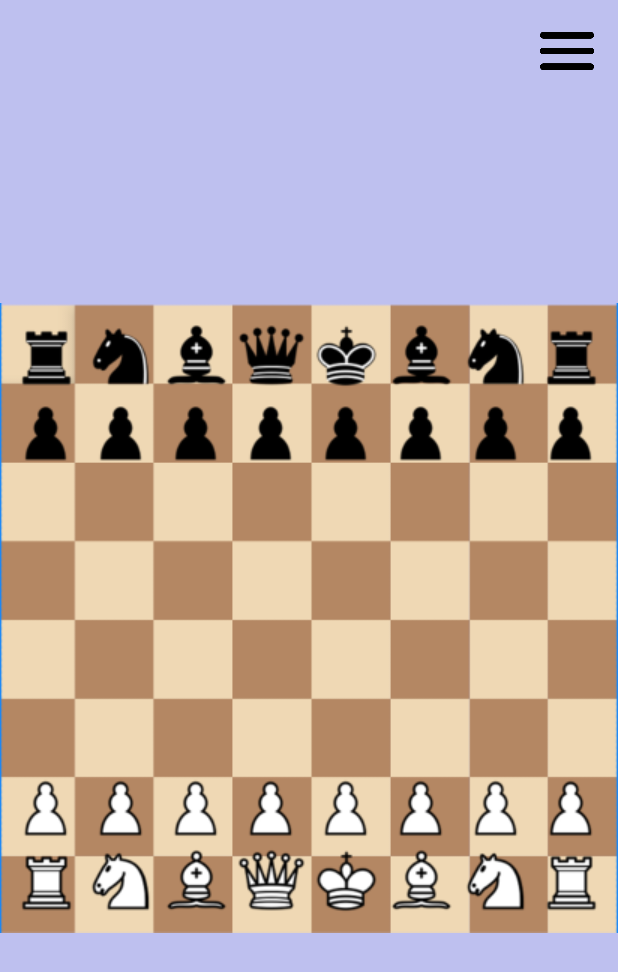
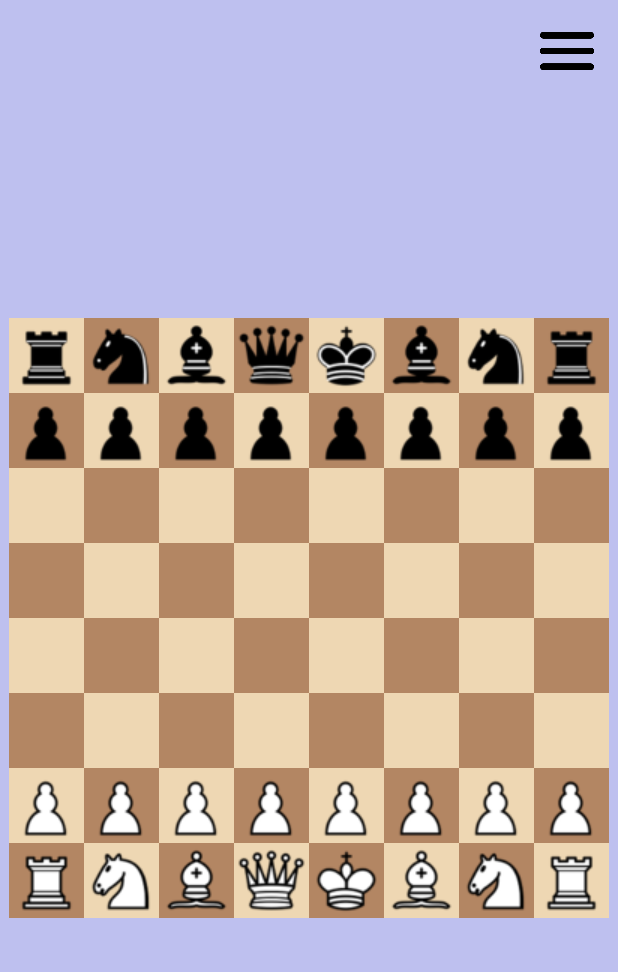
Before and after one commit to itsPiovez/CHESS, an Android app: the layout activity_game.xml on its own in the app's theme, with its tools: preview values and no code run, on a phone screen of 412 x 824 dp. Shown: the top 972 px of the screen. Run offline under Robolectric (Android 15) with nearby library versions, the phone set to English and light mode, and no system bars.

Commit message:
Finita Scacchiera

```diff
--- a/app/src/main/res/layout/activity_game.xml
+++ b/app/src/main/res/layout/activity_game.xml
@@ -7,12 +7,7 @@
     android:layout_height="match_parent"
     android:background="#BEC0EF"
     tools:context=".Game">
-    <ImageView
-        android:id="@+id/imageView6"
-        android:layout_width="match_parent"
-        android:layout_height="match_parent"
-        android:scaleType="fitCenter"
-        app:srcCompat="@drawable/img" />
+
 
     <androidx.gridlayout.widget.GridLayout
         android:id="@+id/gridLayout"
@@ -31,7 +26,8 @@
             android:id="@+id/button_a8"
             android:layout_width="50dp"
             android:layout_height="50dp"
-            android:background="@drawable/br"
+            android:foreground="@drawable/br"
+            android:background="#EED7B3"
             android:insetTop="0dp"
             android:insetBottom="0dp"
             android:minWidth="50dp"
@@ -46,7 +42,8 @@
             android:id="@+id/button_b8"
             android:layout_width="50dp"
             android:layout_height="50dp"
-            android:background="@drawable/bn"
+            android:background="#B38663"
+            android:foreground="@drawable/bn"
             android:insetTop="0dp"
             android:insetBottom="0dp"
             android:minWidth="50dp"
@@ -61,7 +58,8 @@
             android:id="@+id/button_c8"
             android:layout_width="50dp"
             android:layout_height="50dp"
-                android:background="@drawable/bb"
+            android:background="#EED7B3"
+            android:foreground="@drawable/bb"
             android:insetTop="0dp"
             android:insetBottom="0dp"
             android:minWidth="50dp"
@@ -76,7 +74,8 @@
             android:id="@+id/button_d8"
             android:layout_width="50dp"
             android:layout_height="50dp"
-                android:background="@drawable/bq"
+            android:background="#B38663"
+            android:foreground="@drawable/bq"
             android:insetTop="0dp"
             android:insetBottom="0dp"
             android:minWidth="50dp"
@@ -91,7 +90,8 @@
             android:id="@+id/button_e8"
             android:layout_width="50dp"
             android:layout_height="50dp"
-                android:background="@drawable/bk"
+            android:background="#EED7B3"
+            android:foreground="@drawable/bk"
             android:insetTop="0dp"
             android:insetBottom="0dp"
             android:minWidth="50dp"
@@ -106,7 +106,8 @@
             android:id="@+id/button_f8"
             android:layout_width="50dp"
             android:layout_height="50dp"
-                android:background="@drawable/bb"
+            android:foreground="@drawable/bb"
+            android:background="#B38663"
             android:insetTop="0dp"
             android:insetBottom="0dp"
             android:minWidth="50dp"
@@ -121,7 +122,8 @@
             android:id="@+id/button_g8"
             android:layout_width="50dp"
             android:layout_height="50dp"
-                android:background="@drawable/bn"
+                android:foreground="@drawable/bn"
+            android:background="#EED7B3"
             android:insetTop="0dp"
             android:insetBottom="0dp"
             android:minWidth="50dp"
@@ -136,7 +138,8 @@
             android:id="@+id/button_h8"
             android:layout_width="50dp"
             android:layout_height="50dp"
-                android:background="@drawable/br"
+                android:foreground="@drawable/br"
+            android:background="#B38663"
             android:insetTop="0dp"
             android:insetBottom="0dp"
             android:minWidth="50dp"
@@ -152,7 +155,8 @@
             android:id="@+id/button_a7"
             android:layout_width="50dp"
             android:layout_height="50dp"
-                android:background="@drawable/bp"
+            android:foreground="@drawable/bp"
+            android:background="#B38663"
             android:insetTop="0dp"
             android:insetBottom="0dp"
             android:minWidth="50dp"
@@ -167,7 +171,8 @@
             android:id="@+id/button_b7"
             android:layout_width="50dp"
             android:layout_height="50dp"
-            android:background="@drawable/bp"
+            android:foreground="@drawable/bp"
+            android:background="#EED7B3"
             android:insetTop="0dp"
             android:insetBottom="0dp"
             android:minWidth="50dp"
@@ -182,7 +187,8 @@
             android:id="@+id/button_c7"
             android:layout_width="50dp"
             android:layout_height="50dp"
-            android:background="@drawable/bp"
+            android:foreground="@drawable/bp"
+            android:background="#B38663"
             android:insetTop="0dp"
             android:insetBottom="0dp"
             android:minWidth="50dp"
@@ -197,7 +203,8 @@
             android:id="@+id/button_d7"
             android:layout_width="50dp"
             android:layout_height="50dp"
-            android:background="@drawable/bp"
+            android:foreground="@drawable/bp"
+            android:background="#EED7B3"
             android:insetTop="0dp"
             android:insetBottom="0dp"
             android:minWidth="50dp"
@@ -212,7 +219,8 @@
             android:id="@+id/button_e7"
             android:layout_width="50dp"
             android:layout_height="50dp"
-            android:background="@drawable/bp"
+            android:foreground="@drawable/bp"
+            android:background="#B38663"
             android:insetTop="0dp"
             android:insetBottom="0dp"
             android:minWidth="50dp"
@@ -227,7 +235,8 @@
             android:id="@+id/button_f7"
             android:layout_width="50dp"
             android:layout_height="50dp"
-            android:background="@drawable/bp"
+            android:foreground="@drawable/bp"
+            android:background="#EED7B3"
             android:insetTop="0dp"
             android:insetBottom="0dp"
             android:minWidth="50dp"
@@ -242,7 +251,8 @@
             android:id="@+id/button_g7"
             android:layout_width="50dp"
             android:layout_height="50dp"
-            android:background="@drawable/bp"
+            android:foreground="@drawable/bp"
+            android:background="#B38663"
             android:insetTop="0dp"
             android:insetBottom="0dp"
             android:minWidth="50dp"
@@ -257,7 +267,8 @@
             android:id="@+id/button_h7"
             android:layout_width="50dp"
             android:layout_height="50dp"
-            android:background="@drawable/bp"
+            android:foreground="@drawable/bp"
+            android:background="#EED7B3"
             android:insetTop="0dp"
             android:insetBottom="0dp"
             android:minWidth="50dp"
@@ -273,7 +284,7 @@
             android:id="@+id/button_a6"
             android:layout_width="50dp"
             android:layout_height="50dp"
-            android:background="@android:color/transparent"
+            android:background="#EED7B3"
             android:insetTop="0dp"
             android:insetBottom="0dp"
             android:minWidth="50dp"
@@ -288,7 +299,7 @@
             android:id="@+id/button_b6"
             android:layout_width="50dp"
             android:layout_height="50dp"
-            android:background="@android:color/transparent"
+            android:background="#B38663"
             android:insetTop="0dp"
             android:insetBottom="0dp"
             android:minWidth="50dp"
@@ -303,7 +314,7 @@
             android:id="@+id/button_c6"
             android:layout_width="50dp"
             android:layout_height="50dp"
-                android:background="@android:color/transparent"
+            android:background="#EED7B3"
             android:insetTop="0dp"
             android:insetBottom="0dp"
             android:minWidth="50dp"
@@ -318,7 +329,7 @@
             android:id="@+id/button_d6"
             android:layout_width="50dp"
             android:layout_height="50dp"
-                android:background="@android:color/transparent"
+            android:background="#B38663"
             android:insetTop="0dp"
             android:insetBottom="0dp"
             android:minWidth="50dp"
@@ -333,7 +344,7 @@
             android:id="@+id/button_e6"
             android:layout_width="50dp"
             android:layout_height="50dp"
-                android:background="@android:color/transparent"
+            android:background="#EED7B3"
             android:insetTop="0dp"
             android:insetBottom="0dp"
             android:minWidth="50dp"
@@ -348,7 +359,7 @@
             android:id="@+id/button_f6"
             android:layout_width="50dp"
             android:layout_height="50dp"
-                android:background="@android:color/transparent"
+            android:background="#B38663"
             android:insetTop="0dp"
             android:insetBottom="0dp"
             android:minWidth="50dp"
@@ -363,7 +374,7 @@
             android:id="@+id/button_g6"
             android:layout_width="50dp"
             android:layout_height="50dp"
-                android:background="@android:color/transparent"
+            android:background="#EED7B3"
             android:insetTop="0dp"
             android:insetBottom="0dp"
             android:minWidth="50dp"
@@ -378,7 +389,7 @@
             android:id="@+id/button_h6"
             android:layout_width="50dp"
             android:layout_height="50dp"
-                android:background="@android:color/transparent"
+            android:background="#B38663"
             android:insetTop="0dp"
             android:insetBottom="0dp"
             android:minWidth="50dp"
@@ -394,7 +405,8 @@
             android:id="@+id/button_a5"
             android:layout_width="50dp"
             android:layout_height="50dp"
-            android:background="@android:color/transparent"            android:insetTop="0dp"
+            android:background="#B38663"
+            android:insetTop="0dp"
             android:insetBottom="0dp"
             android:minWidth="50dp"
             android:minHeight="50dp"
@@ -408,7 +420,7 @@
             android:id="@+id/button_b5"
             android:layout_width="50dp"
             android:layout_height="50dp"
-                android:background="@android:color/transparent"
+            android:background="#EED7B3"
             android:insetTop="0dp"
             android:insetBottom="0dp"
             android:minWidth="50dp"
@@ -423,7 +435,7 @@
             android:id="@+id/button_c5"
             android:layout_width="50dp"
             android:layout_height="50dp"
-                android:background="@android:color/transparent"
+            android:background="#B38663"
             android:insetTop="0dp"
             android:insetBottom="0dp"
             android:minWidth="50dp"
@@ -438,7 +450,7 @@
             android:id="@+id/button_d5"
             android:layout_width="50dp"
             android:layout_height="50dp"
-                android:background="@android:color/transparent"
+            android:background="#EED7B3"
             android:insetTop="0dp"
             android:insetBottom="0dp"
             android:minWidth="50dp"
@@ -453,7 +465,7 @@
             android:id="@+id/button_e5"
             android:layout_width="50dp"
             android:layout_height="50dp"
-                android:background="@android:color/transparent"
+            android:background="#B38663"
             android:insetTop="0dp"
             android:insetBottom="0dp"
             android:minWidth="50dp"
@@ -468,7 +480,7 @@
             android:id="@+id/button_f5"
             android:layout_width="50dp"
             android:layout_height="50dp"
-                android:background="@android:color/transparent"
+            android:background="#EED7B3"
             android:insetTop="0dp"
             android:insetBottom="0dp"
             android:minWidth="50dp"
@@ -483,7 +495,7 @@
             android:id="@+id/button_g5"
             android:layout_width="50dp"
             android:layout_height="50dp"
-                android:background="@android:color/transparent"
+            android:background="#B38663"
             android:insetTop="0dp"
             android:insetBottom="0dp"
             android:minWidth="50dp"
@@ -498,7 +510,7 @@
             android:id="@+id/button_h5"
             android:layout_width="50dp"
             android:layout_height="50dp"
-                android:background="@android:color/transparent"
+            android:background="#EED7B3"
             android:insetTop="0dp"
             android:insetBottom="0dp"
             android:minWidth="50dp"
@@ -514,7 +526,7 @@
             android:id="@+id/button_a4"
             android:layout_width="50dp"
             android:layout_height="50dp"
-                android:background="@android:color/transparent"
+            android:background="#EED7B3"
             android:insetTop="0dp"
             android:insetBottom="0dp"
             android:minWidth="50dp"
@@ -529,7 +541,7 @@
             android:id="@+id/button_b4"
             android:layout_width="50dp"
             android:layout_height="50dp"
-                android:background="@android:color/transparent"
+            android:background="#B38663"
             android:insetTop="0dp"
             android:insetBottom="0dp"
             android:minWidth="50dp"
@@ -544,7 +556,7 @@
             android:id="@+id/button_c4"
             android:layout_width="50dp"
             android:layout_height="50dp"
-                android:background="@android:color/transparent"
+            android:background="#EED7B3"
             android:insetTop="0dp"
             android:insetBottom="0dp"
             android:minWidth="50dp"
@@ -559,7 +571,7 @@
             android:id="@+id/button_d4"
             android:layout_width="50dp"
             android:layout_height="50dp"
-                android:background="@android:color/transparent"
+            android:background="#B38663"
             android:insetTop="0dp"
             android:insetBottom="0dp"
             android:minWidth="50dp"
@@ -574,7 +586,7 @@
             android:id="@+id/button_e4"
             android:layout_width="50dp"
             android:layout_height="50dp"
-                android:background="@android:color/transparent"
+            android:background="#EED7B3"
             android:insetTop="0dp"
             android:insetBottom="0dp"
             android:minWidth="50dp"
@@ -589,7 +601,7 @@
             android:id="@+id/button_f4"
             android:layout_width="50dp"
             android:layout_height="50dp"
-                android:background="@android:color/transparent"
+            android:background="#B38663"
             android:insetTop="0dp"
             android:insetBottom="0dp"
             android:minWidth="50dp"
@@ -604,7 +616,7 @@
             android:id="@+id/button_g4"
             android:layout_width="50dp"
             android:layout_height="50dp"
-                android:background="@android:color/transparent"
+            android:background="#EED7B3"
             android:insetTop="0dp"
             android:insetBottom="0dp"
             android:minWidth="50dp"
@@ -619,7 +631,7 @@
             android:id="@+id/button_h4"
             android:layout_width="50dp"
             android:layout_height="50dp"
-                android:background="@android:color/transparent"
+            android:background="#B38663"
             android:insetTop="0dp"
             android:insetBottom="0dp"
             android:minWidth="50dp"
@@ -635,7 +647,7 @@
             android:id="@+id/button_a3"
             android:layout_width="50dp"
             android:layout_height="50dp"
-                android:background="@android:color/transparent"
+            android:background="#B38663"
             android:insetTop="0dp"
             android:insetBottom="0dp"
             android:minWidth="50dp"
@@ -650,7 +662,7 @@
             android:id="@+id/button_b3"
             android:layout_width="50dp"
             android:layout_height="50dp"
-                android:background="@android:color/transparent"
+            android:background="#EED7B3"
             android:insetTop="0dp"
             android:insetBottom="0dp"
             android:minWidth="50dp"
@@ -665,7 +677,7 @@
             android:id="@+id/button_c3"
             android:layout_width="50dp"
             android:layout_height="50dp"
-                android:background="@android:color/transparent"
+            android:background="#B38663"
             android:insetTop="0dp"
             android:insetBottom="0dp"
             android:minWidth="50dp"
@@ -680,7 +692,7 @@
             android:id="@+id/button_d3"
             android:layout_width="50dp"
             android:layout_height="50dp"
-            android:background="@android:color/transparent"
+            android:background="#EED7B3"
             android:insetTop="0dp"
             android:insetBottom="0dp"
             android:minWidth="50dp"
@@ -695,7 +707,7 @@
             android:id="@+id/button_e3"
             android:layout_width="50dp"
             android:layout_height="50dp"
-            android:background="@android:color/transparent"
+            android:background="#B38663"
             android:insetTop="0dp"
             android:insetBottom="0dp"
             android:minWidth="50dp"
@@ -712,7 +724,7 @@
             android:id="@+id/button_f3"
             android:layout_width="50dp"
             android:layout_height="50dp"
-            android:background="@android:color/transparent"
+            android:background="#EED7B3"
             android:insetTop="0dp"
             android:insetBottom="0dp"
             android:minWidth="50dp"
@@ -727,7 +739,7 @@
             android:id="@+id/button_g3"
             android:layout_width="50dp"
             android:layout_height="50dp"
-            android:background="@android:color/transparent"
+            android:background="#B38663"
             android:insetTop="0dp"
             android:insetBottom="0dp"
             android:minWidth="50dp"
@@ -742,7 +754,7 @@
             android:id="@+id/button_h3"
             android:layout_width="50dp"
             android:layout_height="50dp"
-            android:background="@android:color/transparent"
+            android:background="#EED7B3"
             android:insetTop="0dp"
             android:insetBottom="0dp"
             android:minWidth="50dp"
@@ -758,7 +770,8 @@
             android:id="@+id/button_a2"
             android:layout_width="50dp"
             android:layout_height="50dp"
-            android:background="@drawable/wp"
+            android:foreground="@drawable/wp"
+            android:background="#EED7B3"
             android:insetTop="0dp"
             android:insetBottom="0dp"
             android:minWidth="50dp"
@@ -773,7 +786,8 @@
             android:id="@+id/button_b2"
             android:layout_width="50dp"
             android:layout_height="50dp"
-            android:background="@drawable/wp"
+            android:foreground="@drawable/wp"
+            android:background="#B38663"
             android:insetTop="0dp"
             android:insetBottom="0dp"
             android:minWidth="50dp"
@@ -788,7 +802,8 @@
             android:id="@+id/button_c2"
             android:layout_width="50dp"
             android:layout_height="50dp"
-            android:background="@drawable/wp"
+            android:foreground="@drawable/wp"
+            android:background="#EED7B3"
             android:insetTop="0dp"
             android:insetBottom="0dp"
             android:minWidth="50dp"
@@ -803,7 +818,8 @@
             android:id="@+id/button_d2"
             android:layout_width="50dp"
             android:layout_height="50dp"
-            android:background="@drawable/wp"
+            android:foreground="@drawable/wp"
+            android:background="#B38663"
             android:insetTop="0dp"
             android:insetBottom="0dp"
             android:minWidth="50dp"
@@ -818,7 +834,8 @@
             android:id="@+id/button_e2"
             android:layout_width="50dp"
             android:layout_height="50dp"
-            android:background="@drawable/wp"
+            android:foreground="@drawable/wp"
+            android:background="#EED7B3"
             android:insetTop="0dp"
             android:insetBottom="0dp"
             android:minWidth="50dp"
@@ -833,7 +850,8 @@
             android:id="@+id/button_f2"
             android:layout_width="50dp"
             android:layout_height="50dp"
-            android:background="@drawable/wp"
+            android:foreground="@drawable/wp"
+            android:background="#B38663"
             android:insetTop="0dp"
             android:insetBottom="0dp"
             android:minWidth="50dp"
@@ -848,7 +866,8 @@
             android:id="@+id/button_g2"
             android:layout_width="50dp"
             android:layout_height="50dp"
-            android:background="@drawable/wp"
+            android:foreground="@drawable/wp"
+            android:background="#EED7B3"
             android:insetTop="0dp"
             android:insetBottom="0dp"
             android:minWidth="50dp"
@@ -863,7 +882,8 @@
             android:id="@+id/button_h2"
             android:layout_width="50dp"
             android:layout_height="50dp"
-            android:background="@drawable/wp"
+            android:foreground="@drawable/wp"
+            android:background="#B38663"
             android:insetTop="0dp"
             android:insetBottom="0dp"
             android:minWidth="50dp"
@@ -879,7 +899,8 @@
             android:id="@+id/button_a1"
             android:layout_width="50dp"
             android:layout_height="50dp"
-                android:background="@drawable/wr"
+                android:foreground="@drawable/wr"
+            android:background="#B38663"
             android:insetTop="0dp"
             android:insetBottom="0dp"
             android:minWidth="50dp"
@@ -894,7 +915,8 @@
             android:id="@+id/button_b1"
             android:layout_width="50dp"
             android:layout_height="50dp"
-            android:background="@drawable/wn"
+            android:foreground="@drawable/wn"
+            android:background="#EED7B3"
             android:insetTop="0dp"
             android:insetBottom="0dp"
             android:minWidth="50dp"
@@ -909,7 +931,9 @@
             android:id="@+id/button_c1"
             android:layout_width="50dp"
             android:layout_height="50dp"
-            android:background="@drawable/wb"
+            android:foreground="@drawable/wb"
+            android:background="#B38663"
+
             android:insetTop="0dp"
             android:insetBottom="0dp"
             android:minWidth="50dp"
@@ -924,7 +948,8 @@
             android:id="@+id/button_d1"
             android:layout_width="50dp"
             android:layout_height="50dp"
-            android:background="@drawable/wq"
+            android:foreground="@drawable/wq"
+            android:background="#EED7B3"
             android:insetTop="0dp"
             android:insetBottom="0dp"
             android:minWidth="50dp"
@@ -939,7 +964,8 @@
             android:id="@+id/button_e1"
             android:layout_width="50dp"
             android:layout_height="50dp"
-            android:background="@drawable/wk"
+            android:foreground="@drawable/wk"
+            android:background="#B38663"
             android:insetTop="0dp"
             android:insetBottom="0dp"
             android:minWidth="50dp"
@@ -953,7 +979,8 @@
             android:id="@+id/button_f1"
             android:layout_width="50dp"
             android:layout_height="50dp"
-            android:background="@drawable/wb"
+            android:foreground="@drawable/wb"
+            android:background="#EED7B3"
             android:insetTop="0dp"
             android:insetBottom="0dp"
             android:minWidth="50dp"
@@ -968,7 +995,8 @@
             android:id="@+id/button_g1"
             android:layout_width="50dp"
             android:layout_height="50dp"
-                android:background="@drawable/wn"
+                android:foreground="@drawable/wn"
+            android:background="#B38663"
             android:insetTop="0dp"
             android:insetBottom="0dp"
             android:minWidth="50dp"
@@ -983,7 +1011,8 @@
             android:id="@+id/button_h1"
             android:layout_width="50dp"
             android:layout_height="50dp"
-            android:background="@drawable/wr"
+            android:foreground="@drawable/wr"
+            android:background="#EED7B3"
             android:insetTop="0dp"
             android:insetBottom="0dp"
             android:minWidth="50dp"
```
Also changed, not shown: app/src/main/java/com/example/chess/Game.java (+28 -28 lines), app/src/main/java/com/example/chess/Game1.java (+27 -28 lines), app/src/main/res/layout/activity_game1.xml (+98 -70 lines).
